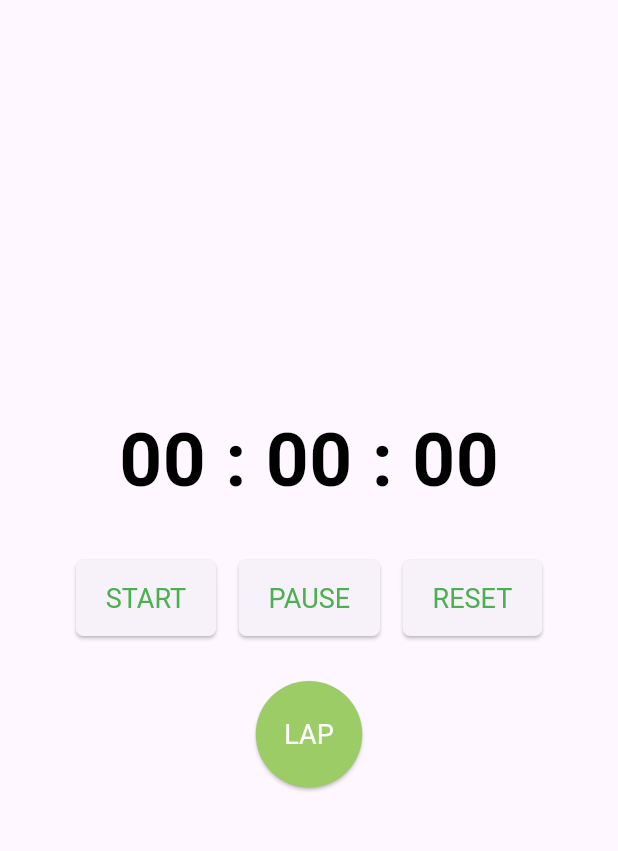
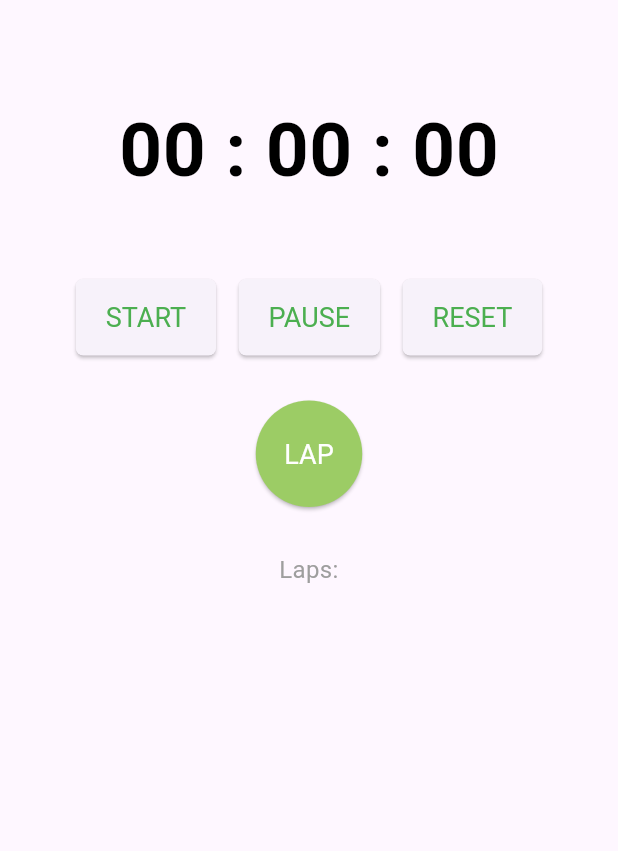
Before and after one commit to Rebeka97/stopwatch, a Flutter app: the screen it shows after launch, on a phone screen of 412 x 824 dp, the part 63-914 px from its top. Run offline on Flutter 3.47's test engine with Material 3 defaults, Android fonts, the phone set to English and light mode, and no system bars.

Commit message:
Formatted LAP button, added dynamic lap time recorder and implemented to display lap times

```diff
--- a/lib/main.dart
+++ b/lib/main.dart
@@ -23,7 +23,8 @@ class CounterAppState extends State<CounterApp> {
 
   List<String> laps = []; //koridok tarolasara szolgalo lista
 
-  //TASK: IDE KELL AZ IDO FORMAZASAHOZ VALAMI METODUSFELE, AMIT KIIRASKOR MEGHIVOK, CSAK NEM TUDOM HOGY KELL!!!!!!!!!!!!!!!!!!!!!!!!
+  String get formattedTime => //listaa elemeinek megfelelo kijelzese 00:00:00
+      '${minutes.toString().padLeft(2, '0')} : ${counter.toString().padLeft(2, '0')} : ${milisec.toString().padLeft(2, '0')}';
 
   /*void _increment() { //valtozo novelese
     setState(() {
@@ -111,7 +112,12 @@ class CounterAppState extends State<CounterApp> {
   void lap() {
     if (!isRunning) return;
 
-    print('LAP saved:'); //TASK: ITT IRJUK MAJD KI A ROGZITETT KOROK IDEJET!
+    setState(() {
+      //mindig az uj adat keruljon elore!
+      laps.insert(0, formattedTime);
+    });
+
+    print('LAP saved: ${laps.first}');
   }
 
   @override
@@ -140,11 +146,21 @@ class CounterAppState extends State<CounterApp> {
       home: Scaffold(
         //appBar: AppBar(title: const Text('Task 1 - Stopwatch')),
         appBar: AppBar(title: const Text('Stopwatch')),
-        body: Center(
-          child: Column(
-            mainAxisAlignment: MainAxisAlignment.center, //kozepre igazit
+
+        body: Column(
           children: <Widget>[
-              Row(
+            Padding(
+              padding: const EdgeInsets.only(top: 50.0),
+              child: Row(
+                mainAxisAlignment: MainAxisAlignment.center,
+                //kozepre igazitja egy sorba a szamlalokat
+                children: <Widget>[Text(formattedTime, style: displayStyle)],
+              ),
+            ),
+
+            const SizedBox(height: 50),
+
+            /*Row(
               mainAxisAlignment: MainAxisAlignment.center,
               //kozepre igazitja egy sorba a szamlalokat
               children: <Widget>[
@@ -162,7 +178,7 @@ class CounterAppState extends State<CounterApp> {
               ],
             ),
 
-              const SizedBox(height: 30),
+            const SizedBox(height: 30),*/
 
             Row(
               mainAxisAlignment: MainAxisAlignment.center,
@@ -215,8 +231,58 @@ class CounterAppState extends State<CounterApp> {
                 ),
               ],
             ),
+
+            const SizedBox(height: 30),
+
+            //Korido listajat kijelzem
+            Expanded(
+              child: Padding(
+                padding: const EdgeInsets.symmetric(horizontal: 20.0),
+                child: laps.isEmpty
+                    ? const Text(
+                        'Laps:',
+                        textAlign: TextAlign.center,
+                        style: TextStyle(color: Colors.grey, fontSize: 16),
+                      )
+                    : ListView.builder(
+                        itemCount: laps.length,
+                        itemBuilder: (context, index) {
+                          final lapNumber = laps.length - index;
+                          final lapTime = laps[index];
+
+                          final isLatestLap = index == 0;
+                          final itemColor = isLatestLap
+                              ? Colors.lightGreen.shade400
+                              : Colors.black;
+
+                          return Padding(
+                            padding: const EdgeInsets.symmetric(vertical: 8.0),
+                            child: Row(
+                              mainAxisAlignment: MainAxisAlignment.spaceBetween,
+                              children: [
+                                Text(
+                                  'Lap $lapNumber:',
+                                  style: TextStyle(
+                                    fontSize: 18,
+                                    fontWeight: FontWeight.bold,
+                                    color: itemColor,
+                                  ),
+                                ),
+                                Text(
+                                  lapTime,
+                                  style: TextStyle(
+                                    fontSize: 18,
+                                    color: itemColor,
+                                  ),
+                                ),
                               ],
                             ),
+                          );
+                        },
+                      ),
+              ),
+            ),
+          ],
         ),
       ),
     );
```
Lines whose indentation alone changed are shown as unchanged.
